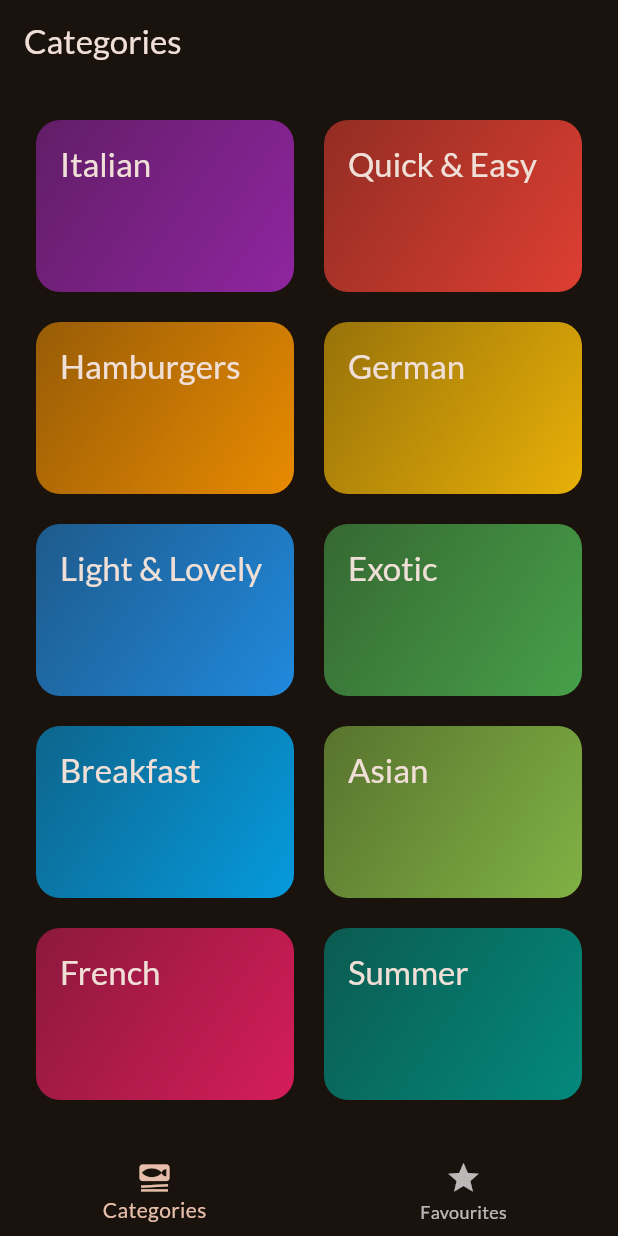
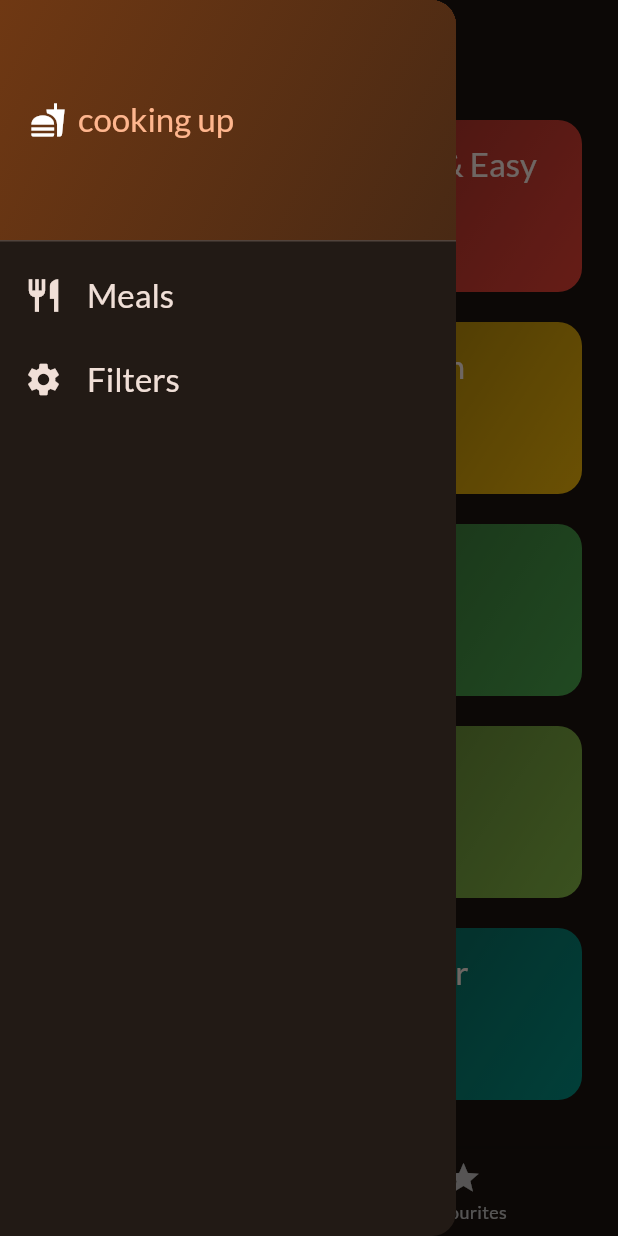
Before and after one commit to suraj328/flutterBegineer, a Flutter app: the screen it shows after launch, with the side drawer open (before the commit the screen has no drawer), on a phone screen of 412 x 824 dp. Run offline on Flutter 3.47's test engine with Material 2 defaults, Android fonts, the phone set to English and light mode, and no system bars; our stand-ins replace google_fonts, transparent_image.

Commit message:
side bar have added

```diff
--- a/lib/screen/tabs.dart
+++ b/lib/screen/tabs.dart
@@ -1,7 +1,9 @@
 import 'package:flutter/material.dart';
 import 'package:meal_app/models/meal.dart';
 import 'package:meal_app/screen/categories.dart';
+import 'package:meal_app/screen/filters.dart';
 import 'package:meal_app/screen/meal_screen.dart';
+import 'package:meal_app/widget/main_drawer.dart';
 
 class TabScreen extends StatefulWidget {
   const TabScreen({super.key});
@@ -40,6 +42,15 @@
     }
   }
 
+  void _setScreen(String identifier) {
+    Navigator.of(context).pop();
+    if (identifier == 'filters') {
+      Navigator.of(context).pushReplacement(MaterialPageRoute(
+        builder: (ctx) => const FiltersScreen(),
+      ));
+    }
+  }
+
   @override
   Widget build(BuildContext context) {
     var activePageTitle = 'Categories';
@@ -57,6 +68,9 @@
       appBar: AppBar(
         title: Text(activePageTitle),
       ),
+      drawer: MainDrawer(
+        onSelectScreen: _setScreen,
+      ),
       body: activePage,
       bottomNavigationBar: BottomNavigationBar(
         onTap: _selectPage,
--- /dev/null
+++ b/lib/widget/main_drawer.dart
@@ -0,0 +1,81 @@
+import 'package:flutter/material.dart';
+
+class MainDrawer extends StatelessWidget {
+  const MainDrawer({super.key, required this.onSelectScreen});
+
+  final void Function(String identifier) onSelectScreen;
+  @override
+  Widget build(BuildContext context) {
+    return Drawer(
+      child: Column(
+        children: [
+          DrawerHeader(
+            padding: EdgeInsets.all(20),
+            decoration: BoxDecoration(
+              gradient: LinearGradient(
+                colors: [
+                  Theme.of(context).colorScheme.primaryContainer,
+                  Theme.of(context)
+                      .colorScheme
+                      .primaryContainer
+                      .withOpacity(0.5),
+                ],
+                begin: Alignment.topLeft,
+                end: Alignment.bottomRight,
+              ),
+            ),
+            child: Row(
+              children: [
+                Icon(Icons.fastfood),
+                const SizedBox(
+                  width: 8,
+                ),
+                Text(
+                  'cooking up',
+                  style: Theme.of(context)
+                      .textTheme
+                      .titleLarge!
+                      .copyWith(color: Theme.of(context).colorScheme.primary),
+                )
+              ],
+            ),
+          ),
+          ListTile(
+            leading: Icon(
+              Icons.restaurant,
+              size: 26,
+              color: Theme.of(context).colorScheme.onBackground,
+            ),
+            title: Text(
+              'Meals',
+              style: Theme.of(context)
+                  .textTheme
+                  .titleLarge!
+                  .copyWith(color: Theme.of(context).colorScheme.onBackground),
+            ),
+            onTap: () {
+              onSelectScreen("meals");
+            },
+          ),
+          ListTile(
+            leading: Icon(
+              Icons.settings,
+              size: 26,
+              color: Theme.of(context).colorScheme.onBackground,
+            ),
+            title: Text(
+              'Filters',
+              style: Theme.of(context)
+                  .textTheme
+                  .titleLarge!
+                  .copyWith(color: Theme.of(context).colorScheme.onBackground),
+            ),
+            onTap: () {
+              onSelectScreen("filters");
+            },
+          ),
+        ],
+      ),
+    );
+  }
+}
```
Also changed, not shown: lib/screen/filters.dart (added, +49 -0 lines).
